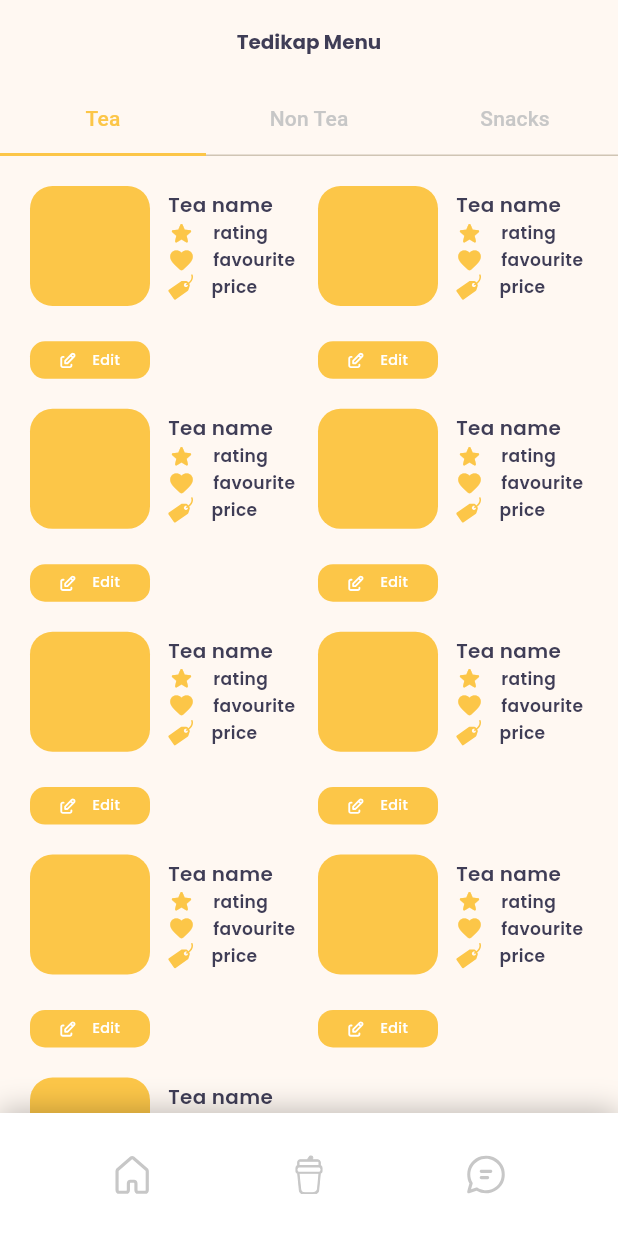
After one commit to Azzahira-Calista/tedikap-admin-flutter, a Flutter app: the screen it shows after launch, item 2 of the bottom bar chosen, on a phone screen of 412 x 824 dp. The commit adds this screen. Shown: the top 1233 px of the screen. Run offline on Flutter 3.47's test engine with Material 3 defaults, Android fonts, the phone set to English and light mode, and no system bars; our stand-ins replace dropdown_button2, flutter_svg, get, google_fonts, syncfusion_flutter_charts; missing offline and left inert: dart:ffi.

Commit message:
feat[CA]add menu page

```diff
--- a/lib/themes.dart
+++ b/lib/themes.dart
@@ -72,6 +72,12 @@ TextStyle smallText = GoogleFonts.poppins(
         fontWeight: FontWeight.w400,
         fontSize: figmaFontsize(10)));
 
+TextStyle smallTextWhite = GoogleFonts.poppins(
+    textStyle: TextStyle(
+        color: white,
+        fontWeight: FontWeight.w500,
+        fontSize: figmaFontsize(10)));
+
 TextStyle button = GoogleFonts.poppins(
     textStyle: TextStyle(
         color: white,
@@ -109,5 +115,6 @@ String homeIcon = "assets/home_icon.svg";
 String homeFilledIcon = "assets/home_filled_icon.svg";
 String chatIcon = "assets/chat_icon.svg";
 String chatFilledIcon = "assets/chat_filled_icon.svg";
-
+String editIcon = "assets/edit_icon.svg";
 String coupon = "assets/coupon_icon.svg";
+String price = "assets/price_icon.svg";
--- /dev/null
+++ b/lib/views/menu/menu_admin.dart
@@ -0,0 +1,209 @@
+// ignore_for_file: prefer_const_constructors, prefer_const_literals_to_create_immutables
+
+import 'package:flutter/cupertino.dart';
+import 'package:flutter/material.dart';
+import 'package:flutter/widgets.dart';
+import 'package:flutter_svg/flutter_svg.dart';
+import 'package:tedikap_admin/themes.dart';
+import 'package:tedikap_admin/widgets/bottom_navbar.dart';
+import 'package:tedikap_admin/widgets/button.dart';
+import 'package:tedikap_admin/widgets/item_menu.dart';
+
+class MenuPage extends StatelessWidget {
+  const MenuPage({super.key});
+
+  @override
+  Widget build(BuildContext context) {
+    // return Scaffold(
+    // appBar: AppBar(
+    //   automaticallyImplyLeading: false,
+    //   title: Text("Tedikap Menu"),
+    //   centerTitle: true,
+    // ),
+    // body: SingleChildScrollView(
+    //   child: Container(
+    //     padding: EdgeInsets.all(20),
+    //     child: Column(
+    //       children: [
+    //         SizedBox(
+    //           height: 40,
+    //           child: TextField(
+    //             decoration: InputDecoration(
+    //               suffixIcon: Icon(Icons.search),
+    //               hintStyle: TextStyle(
+    //                   color: offColor,
+    //                   fontWeight: FontWeight.w400,
+    //                   fontSize: figmaFontsize(12)),
+    //               hintText: "Cari makanan dan minuman",
+    //               border: OutlineInputBorder(
+    //                 borderRadius: BorderRadius.circular(15),
+    //                 borderSide: BorderSide(color: offColor),
+    //               ),
+    //             ),
+    //           ),
+    //         ),
+    //         SizedBox(
+    //           height: MediaQuery.sizeOf(context).height * 0.02,
+    //         ),
+    //         Container(
+    //           height: 50,
+    //           decoration: BoxDecoration(color: offColor),
+    //         ),
+    //         SizedBox(
+    //           height: MediaQuery.sizeOf(context).height * 0.04,
+    //         ),
+    //         Container(
+    //           height: 500,
+    //           padding: EdgeInsets.all(8),
+    //           child: GridView.builder(
+    //             gridDelegate:
+    //                 const SliverGridDelegateWithFixedCrossAxisCount(
+    //                     crossAxisCount: 2,
+    //                     crossAxisSpacing: 12,
+    //                     mainAxisSpacing: 20,
+    //                     childAspectRatio: 1.4),
+    //             itemCount: 8,
+    //             itemBuilder: (BuildContext context, int index) {
+    //               return ItemWidget();
+    //             },
+    //           ),
+    //         ),
+    //         SizedBox(
+    //           height: MediaQuery.sizeOf(context).height * 0.02,
+    //         ),
+    //         myButton(
+    //             text: 'Tambah menu',
+    //             onPressed: () {},
+    //             color: primaryColor,
+    //             textColor: white)
+    //       ],
+    //     ),
+    //   ),
+    // ),
+
+    // bottomNavigationBar: MyNavBar());
+
+    return DefaultTabController(
+        length: 3,
+        child: Scaffold(
+            appBar: AppBar(
+              automaticallyImplyLeading: false,
+              title: Text(
+                "Tedikap Menu",
+                style: appBarText,
+              ),
+              centerTitle: true,
+              bottom: const TabBar(
+                  unselectedLabelColor: offColor,
+                  labelColor: primaryColor,
+                  indicatorColor: primaryColor,
+                  indicatorSize: TabBarIndicatorSize.tab,
+                  tabs: [
+                    Tab(
+                      text: ("Tea"),
+                    ),
+                    Tab(
+                      text: ("Non Tea"),
+                    ),
+                    Tab(
+                      text: ("Snacks"),
+                    )
+                  ]),
+            ),
+            body: TabBarView(
+              children: [
+                SingleChildScrollView(
+                  child: Container(
+                    padding: EdgeInsets.all(20),
+                    child: Column(
+                      children: [
+                        GridView.builder(
+                          scrollDirection: Axis.vertical,
+                          shrinkWrap: true,
+                          gridDelegate:
+                              const SliverGridDelegateWithFixedCrossAxisCount(
+                            crossAxisCount: 2,
+                            crossAxisSpacing: 12,
+                            mainAxisSpacing: 20,
+                            childAspectRatio: 1.4,
+                          ),
+                          itemCount: 9,
+                          itemBuilder: (BuildContext context, int index) {
+                            return ItemWidget();
+                          },
+                        ),
+                        SizedBox(height: 30), // Adjust the height as needed
+                        myButton(
+                            text: 'Tambah menu',
+                            onPressed: () {},
+                            color: primaryColor,
+                            textColor: white)
+                      ],
+                    ),
+                  ),
+                ),
+                SingleChildScrollView(
+                  child: Container(
+                    padding: EdgeInsets.all(20),
+                    child: Column(
+                      children: [
+                        GridView.builder(
+                          scrollDirection: Axis.vertical,
+                          shrinkWrap: true,
+                          gridDelegate:
+                              const SliverGridDelegateWithFixedCrossAxisCount(
+                            crossAxisCount: 2,
+                            crossAxisSpacing: 12,
+                            mainAxisSpacing: 20,
+                            childAspectRatio: 1.4,
+                          ),
+                          itemCount: 5,
+                          itemBuilder: (BuildContext context, int index) {
+                            return ItemWidget();
+                          },
+                        ),
+                        SizedBox(height: 30), // Adjust the height as needed
+                        myButton(
+                            text: 'Tambah menu',
+                            onPressed: () {},
+                            color: primaryColor,
+                            textColor: white)
+                      ],
+                    ),
+                  ),
+                ),
+                SingleChildScrollView(
+                  child: Container(
+                    padding: EdgeInsets.all(20),
+                    child: Column(
+                      children: [
+                        GridView.builder(
+                          scrollDirection: Axis.vertical,
+                          shrinkWrap: true,
+                          gridDelegate:
+                              const SliverGridDelegateWithFixedCrossAxisCount(
+                            crossAxisCount: 2,
+                            crossAxisSpacing: 12,
+                            mainAxisSpacing: 20,
+                            childAspectRatio: 1.4,
+                          ),
+                          itemCount: 3,
+                          itemBuilder: (BuildContext context, int index) {
+                            return ItemWidget();
+                          },
+                        ),
+                        SizedBox(height: 30), // Adjust the height as needed
+                        myButton(
+                            text: 'Tambah menu',
+                            onPressed: () {},
+                            color: primaryColor,
+                            textColor: white)
+                      ],
+                    ),
+                  ),
+                ),
+              ],
+            ),
+            bottomNavigationBar: MyNavBar()));
+  }
+}
--- a/lib/widgets/bottom_navbar.dart
+++ b/lib/widgets/bottom_navbar.dart
@@ -1,6 +1,9 @@
 import 'package:flutter/material.dart';
 import 'package:flutter_svg/svg.dart';
+import 'package:get/get.dart';
 import 'package:tedikap_admin/themes.dart';
+import 'package:tedikap_admin/views/home/home_admin.dart';
+import 'package:tedikap_admin/views/menu/menu_admin.dart';
 
 class MyNavBar extends StatelessWidget {
   const MyNavBar({super.key});
@@ -22,14 +25,18 @@ class MyNavBar extends StatelessWidget {
         mainAxisAlignment: MainAxisAlignment.spaceBetween,
         children: [
           IconButton(
-              onPressed: () {},
+              onPressed: () {
+                Get.to(HomePage());
+              },
               icon: SvgPicture.asset(
                 homeIcon,
                 color: offColor,
                 width: 50,
               )),
           IconButton(
-              onPressed: () {},
+              onPressed: () {
+                Get.to(MenuPage());
+              },
               icon: SvgPicture.asset(
                 drinkIcon,
                 color: offColor,
--- /dev/null
+++ b/lib/widgets/item_menu.dart
@@ -0,0 +1,117 @@
+import 'package:flutter/material.dart';
+import 'package:flutter_svg/flutter_svg.dart';
+import 'package:tedikap_admin/themes.dart';
+
+class ItemWidget extends StatelessWidget {
+  @override
+  Widget build(BuildContext context) {
+    return Container(
+      // decoration: BoxDecoration(color: cream),
+      width: 180,
+      height: 120,
+      child: Column(
+        crossAxisAlignment: CrossAxisAlignment.start,
+        mainAxisAlignment: MainAxisAlignment.spaceBetween,
+        children: [
+          Container(
+            child: Row(
+              children: [
+                Container(
+                  width: 80,
+                  height: 80,
+                  decoration: BoxDecoration(
+                    borderRadius: BorderRadius.circular(15),
+                    color: primaryColor,
+                  ),
+                ),
+                SizedBox(width: 12),
+                Column(
+                  crossAxisAlignment: CrossAxisAlignment.start,
+                  children: [
+                    Text(
+                      "Tea name",
+                      style: subTitle,
+                    ),
+                    Row(
+                      mainAxisAlignment: MainAxisAlignment.spaceBetween,
+                      children: [
+                        Icon(
+                          Icons.star_rounded,
+                          color: primaryColor,
+                          size: 18,
+                        ),
+                        SizedBox(
+                          width: 12,
+                        ),
+                        Text(
+                          "rating",
+                          style: cardTitle,
+                        )
+                      ],
+                    ),
+                    Row(
+                      mainAxisAlignment: MainAxisAlignment.spaceBetween,
+                      children: [
+                        Icon(
+                          Icons.favorite_rounded,
+                          color: primaryColor,
+                          size: 18,
+                        ),
+                        SizedBox(
+                          width: 12,
+                        ),
+                        Text(
+                          "favourite",
+                          style: cardTitle,
+                        )
+                      ],
+                    ),
+                    Row(
+                      mainAxisAlignment: MainAxisAlignment.spaceBetween,
+                      children: [
+                        SvgPicture.asset(
+                          price,
+                          color: primaryColor,
+                          height: 18,
+                        ),
+                        SizedBox(
+                          width: 12,
+                        ),
+                        Text(
+                          "price",
+                          style: cardTitle,
+                        )
+                      ],
+                    )
+                  ],
+                )
+              ],
+            ),
+          ),
+          InkWell(
+            onTap: () {},
+            child: Container(
+              decoration: BoxDecoration(
+                color: primaryColor,
+                borderRadius: BorderRadius.circular(10),
+              ),
+              padding: EdgeInsets.symmetric(horizontal: 20, vertical: 5),
+              height: 25,
+              width: 80,
+              child: Row(
+                mainAxisAlignment: MainAxisAlignment.spaceBetween,
+                children: [
+                  SvgPicture.asset(editIcon),
+                  Text(
+                    "Edit",
+                    style: smallTextWhite,
+                  )
+                ],
+              ),
+            ),
+          )
+        ],
+      ),
+    );
+  }
+}
```
Also changed, not shown: assets/edit_icon.svg (added), assets/price_icon.svg (added).
